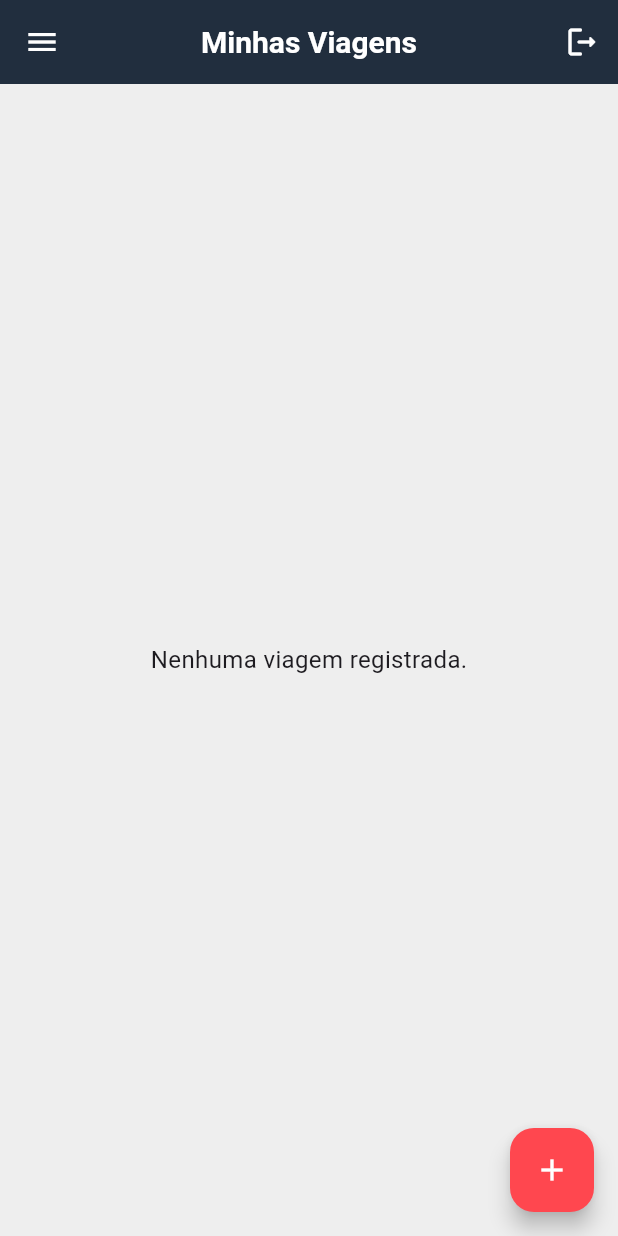
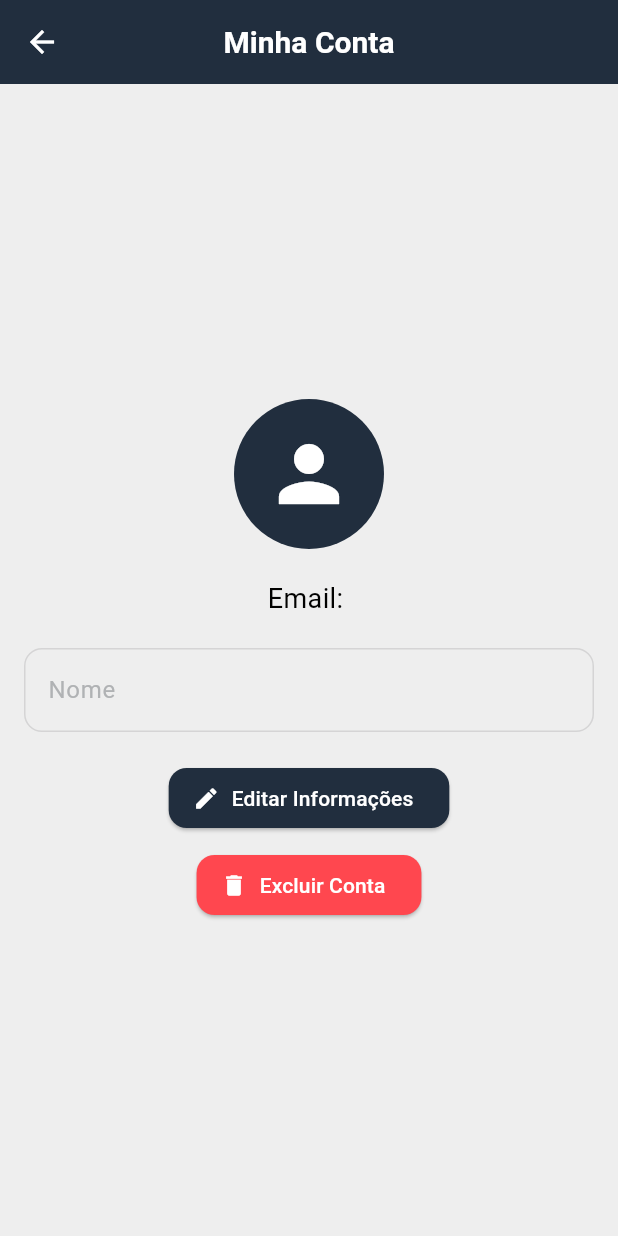
Before and after one commit to JohanVPS/projeto-viagens, a Flutter app: the screen it shows once a user with an empty profile is signed in, in the side drawer, after a tap on "Conta", on a phone screen of 412 x 824 dp. Run offline on Flutter 3.47's test engine with Material 3 defaults, Android fonts, the phone set to English and light mode, and no system bars; our stand-ins replace cloud_firestore, firebase_auth, firebase_core; accounts and stored records are empty.

Commit message:
tela de detalhes - Leandro / tela de conta - Johan

```diff
--- /dev/null
+++ b/lib/screens/contaScreen.dart
@@ -0,0 +1,181 @@
+import 'package:flutter/material.dart';
+import 'package:cloud_firestore/cloud_firestore.dart';
+import 'package:firebase_auth/firebase_auth.dart';
+import 'package:viagens/widgets/cores.dart';
+
+class ContaScreen extends StatefulWidget {
+  @override
+  _ContaScreenState createState() => _ContaScreenState();
+}
+
+class _ContaScreenState extends State<ContaScreen> {
+  final FirebaseAuth _auth = FirebaseAuth.instance;
+  final FirebaseFirestore _firestore = FirebaseFirestore.instance;
+
+  User? user;
+  Map<String, dynamic>? userData;
+
+  final _formKey = GlobalKey<FormState>();
+  final _nameController = TextEditingController();
+  bool _isEditing = false;
+
+  @override
+  void initState() {
+    super.initState();
+    _loadUserData();
+  }
+
+  Future<void> _loadUserData() async {
+    user = _auth.currentUser;
+    if (user != null) {
+      final userDoc = await _firestore.collection('users').doc(user!.uid).get();
+      setState(() {
+        userData = userDoc.data();
+        _nameController.text = userData?['name'] ?? '';
+      });
+    }
+  }
+
+  Future<void> _updateUserData() async {
+    if (_formKey.currentState!.validate() && user != null) {
+      await _firestore.collection('users').doc(user!.uid).update({
+        'name': _nameController.text.trim(),
+      });
+      setState(() {
+        _isEditing = false;
+      });
+      ScaffoldMessenger.of(context).showSnackBar(
+        SnackBar(
+          content: Text('Informações atualizadas com sucesso!'),
+          backgroundColor: corDestaque(),
+        ),
+      );
+    }
+  }
+
+  Future<void> _deactivateAccount() async {
+    if (user != null) {
+      await _firestore.collection('users').doc(user!.uid).update({'status': 'inativo'});
+      await _auth.signOut();
+      Navigator.pushReplacementNamed(context, '/login');
+    }
+  }
+
+  @override
+  Widget build(BuildContext context) {
+    return Scaffold(
+      appBar: AppBar(
+        title: Text(
+          'Minha Conta',
+          style: TextStyle(color: corTitulo()),
+        ),
+        centerTitle: true,
+        backgroundColor: corPrimaria(),
+        iconTheme: IconThemeData(color: corBranca()),
+      ),
+      body: userData == null
+          ? Center(child: CircularProgressIndicator(color: corDestaque()))
+          : Center(
+              child: Padding(
+                padding: const EdgeInsets.all(16.0),
+                child: SingleChildScrollView(
+                  child: Form(
+                    key: _formKey,
+                    child: Column(
+                      mainAxisSize: MainAxisSize.min,
+                      children: [
+                        CircleAvatar(
+                          radius: 50,
+                          backgroundColor: corPrimaria(),
+                          child: Icon(
+                            Icons.person,
+                            size: 60,
+                            color: corBranca(),
+                          ),
+                        ),
+                        SizedBox(height: 20),
+                        Text(
+                          'Email: ${user!.email}',
+                          style: TextStyle(
+                            fontSize: 18,
+                            color: corLetra(),
+                          ),
+                        ),
+                        SizedBox(height: 20),
+                        TextFormField(
+                          controller: _nameController,
+                          textAlign: TextAlign.start,
+                          decoration: InputDecoration(
+                            labelText: 'Nome',
+                            labelStyle: TextStyle(color: corCinzaClaro()),
+                            border: OutlineInputBorder(
+                              borderSide: BorderSide(color: corCinzaClaro()),
+                              borderRadius: BorderRadius.circular(12),
+                            ),
+                            focusedBorder: OutlineInputBorder(
+                              borderSide: BorderSide(color: corDestaque()),
+                              borderRadius: BorderRadius.circular(12),
+                            ),
+                            enabled: _isEditing,
+                          ),
+                          style: TextStyle(color: corLetra()),
+                          validator: (value) {
+                            if (value == null || value.isEmpty) {
+                              return 'Por favor, insira um nome';
+                            }
+                            return null;
+                          },
+                        ),
+                        SizedBox(height: 20),
+                        if (_isEditing)
+                          ElevatedButton(
+                            onPressed: _updateUserData,
+                            style: ElevatedButton.styleFrom(
+                              backgroundColor: corPrimaria(),
+                              foregroundColor: corBranca(),
+                              shape: RoundedRectangleBorder(
+                                borderRadius: BorderRadius.circular(12),
+                              ),
+                            ),
+                            child: Text('Salvar Alterações'),
+                          )
+                        else
+                          ElevatedButton.icon(
+                            onPressed: () {
+                              setState(() {
+                                _isEditing = true;
+                              });
+                            },
+                            style: ElevatedButton.styleFrom(
+                              backgroundColor: corPrimaria(),
+                              foregroundColor: corBranca(),
+                              shape: RoundedRectangleBorder(
+                                borderRadius: BorderRadius.circular(12),
+                              ),
+                            ),
+                            icon: Icon(Icons.edit),
+                            label: Text('Editar Informações'),
+                          ),
+                        SizedBox(height: 10),
+                        ElevatedButton.icon(
+                          onPressed: _deactivateAccount,
+                          style: ElevatedButton.styleFrom(
+                            backgroundColor: corDestaque(),
+                            foregroundColor: corBranca(),
+                            shape: RoundedRectangleBorder(
+                              borderRadius: BorderRadius.circular(12),
+                            ),
+                          ),
+                          icon: Icon(Icons.delete),
+                          label: Text('Excluir Conta'),
+                        ),
+                      ],
+                    ),
+                  ),
+                ),
+              ),
+            ),
+      // backgroundColor: corCinzaEscuro(),
+    );
+  }
+}
--- a/lib/screens/homeScreen.dart
+++ b/lib/screens/homeScreen.dart
@@ -1,10 +1,11 @@
 import 'package:cloud_firestore/cloud_firestore.dart';
 import 'package:firebase_auth/firebase_auth.dart';
 import 'package:flutter/material.dart';
+import 'package:viagens/screens/contaScreen.dart';
+import 'package:viagens/screens/detalhesScreen.dart';
 import 'package:viagens/screens/loginScreen.dart';
-import 'package:viagens/screens/settingsScreen.dart';
+import 'package:viagens/screens/settingsScreen.dart' as customSettings;
 import 'package:viagens/widgets/cores.dart';
-import 'package:flutter/material.dart';
 
 void main() {
   runApp(HomeScreen());
@@ -130,7 +131,7 @@ class _TelaPlanosDeViagemState extends State<TelaPlanosDeViagem> {
               leading: Icon(Icons.home),
               title: Text('Página Inicial'),
               onTap: () {
-                // Fechar o Drawer
+
                 Navigator.pop(context);
               },
             ),
@@ -138,8 +139,12 @@ class _TelaPlanosDeViagemState extends State<TelaPlanosDeViagem> {
               leading: Icon(Icons.account_circle_rounded),
               title: Text('Conta'),
               onTap: () {
-                // Fechar o Drawer
-                Navigator.pop(context);
+               Navigator.push(
+                  context,
+                  MaterialPageRoute(
+                    builder: (context) => ContaScreen(),
+                  ),
+                );
               },
             ),
             ListTile(
@@ -149,7 +154,7 @@ class _TelaPlanosDeViagemState extends State<TelaPlanosDeViagem> {
                 Navigator.push(
                   context,
                   MaterialPageRoute(
-                    builder: (context) => Settings(),
+                    builder: (context) => customSettings.Settings(),
                   ),
                 );
               },
@@ -177,7 +182,10 @@ class _TelaPlanosDeViagemState extends State<TelaPlanosDeViagem> {
           return ListView(
             children: snapshot.data!.docs.map((doc) {
               final data = doc.data() as Map<String, dynamic>;
+              final id = doc.id; // Pegue o ID do documento aqui
+
               return CartaoPlanoDeViagem(
+                id: id, // Passe o ID aqui
                 titulo: data['titulo'] ?? '',
                 data: data['data'] ?? '',
                 descricao: data['descricao'] ?? '',
@@ -185,6 +193,7 @@ class _TelaPlanosDeViagemState extends State<TelaPlanosDeViagem> {
               );
             }).toList(),
           );
+
         },
       ),
       floatingActionButton: FloatingActionButton(
@@ -417,8 +426,10 @@ class CartaoPlanoDeViagem extends StatelessWidget {
   final String data;
   final String descricao;
   final String veiculo;
+  final String id;
 
   CartaoPlanoDeViagem({
+    required this.id,
     required this.titulo,
     required this.data,
     required this.descricao,
@@ -427,7 +438,19 @@ class CartaoPlanoDeViagem extends StatelessWidget {
 
   @override
   Widget build(BuildContext context) {
-    return Card(
+    return GestureDetector(
+      onTap: () {
+        // Navegação para a tela de detalhes
+        Navigator.push(
+          context,
+          MaterialPageRoute(
+            builder: (context) => DetalhesScreen(
+              tripId: id,
+            ),
+          ),
+        );
+      },
+      child: Card(
         elevation: 4,
         margin: EdgeInsets.symmetric(vertical: 10, horizontal: 16),
         shape: RoundedRectangleBorder(
@@ -494,6 +517,8 @@ class CartaoPlanoDeViagem extends StatelessWidget {
             ],
           ),
         ),
+      ),
     );
   }
+
 }
```
Also changed, not shown: lib/screens/detalhesScreen.dart (added, +166 -0 lines), lib/screens/settingsScreen.dart (+5 -6 lines). Lines whose indentation alone changed are shown as unchanged.
